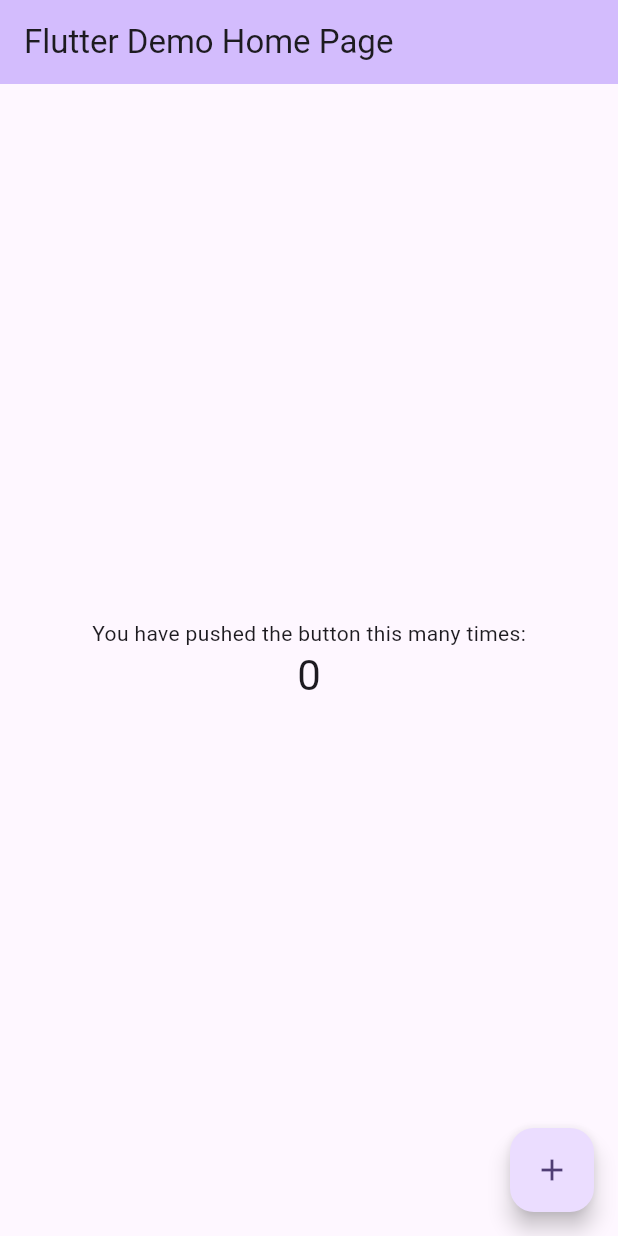
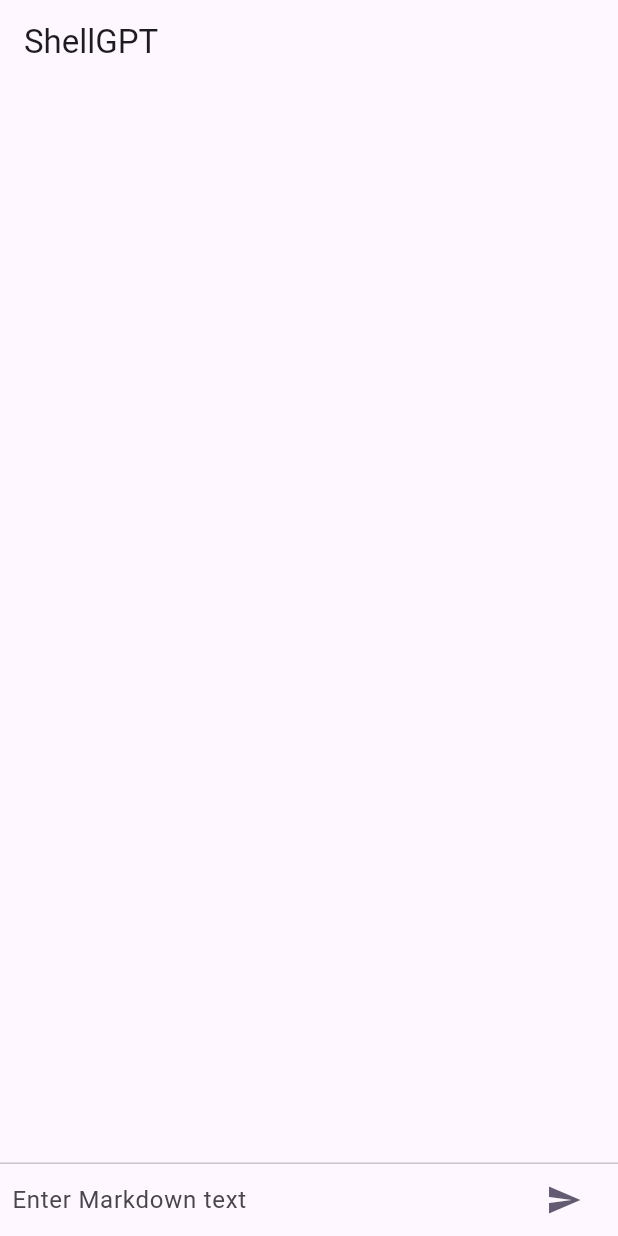
Before and after one commit to glennlugod/shellgpt, a Flutter app: the screen it shows after launch, on a phone screen of 412 x 824 dp. Run offline on Flutter 3.47's test engine with Material 3 defaults, Android fonts, the phone set to English and light mode, and no system bars; our stand-ins replace flutter_markdown.

Commit message:
implement markdown formatting

```diff
--- a/lib/main.dart
+++ b/lib/main.dart
@@ -1,4 +1,6 @@
 import 'package:flutter/material.dart';
+import 'package:flutter/services.dart';
+import 'package:flutter_markdown/flutter_markdown.dart';
 
 void main() {
   runApp(const MyApp());
@@ -11,115 +13,130 @@
   @override
   Widget build(BuildContext context) {
     return MaterialApp(
-      title: 'Flutter Demo',
+      title: 'ShellGPT',
       theme: ThemeData(
-        // This is the theme of your application.
-        //
-        // TRY THIS: Try running your application with "flutter run". You'll see
-        // the application has a purple toolbar. Then, without quitting the app,
-        // try changing the seedColor in the colorScheme below to Colors.green
-        // and then invoke "hot reload" (save your changes or press the "hot
-        // reload" button in a Flutter-supported IDE, or press "r" if you used
-        // the command line to start the app).
-        //
-        // Notice that the counter didn't reset back to zero; the application
-        // state is not lost during the reload. To reset the state, use hot
-        // restart instead.
-        //
-        // This works for code too, not just values: Most code changes can be
-        // tested with just a hot reload.
-        colorScheme: ColorScheme.fromSeed(seedColor: Colors.deepPurple),
-        useMaterial3: true,
+        primarySwatch: Colors.blue,
       ),
-      home: const MyHomePage(title: 'Flutter Demo Home Page'),
+      home: const ChatScreen(),
     );
   }
 }
 
-class MyHomePage extends StatefulWidget {
-  const MyHomePage({super.key, required this.title});
-
-  // This widget is the home page of your application. It is stateful, meaning
-  // that it has a State object (defined below) that contains fields that affect
-  // how it looks.
-
-  // This class is the configuration for the state. It holds the values (in this
-  // case the title) provided by the parent (in this case the App widget) and
-  // used by the build method of the State. Fields in a Widget subclass are
-  // always marked "final".
-
-  final String title;
+class ChatScreen extends StatefulWidget {
+  const ChatScreen({super.key});
 
   @override
-  State<MyHomePage> createState() => _MyHomePageState();
+  State<ChatScreen> createState() => _ChatScreenState();
 }
 
-class _MyHomePageState extends State<MyHomePage> {
-  int _counter = 0;
+class _ChatScreenState extends State<ChatScreen> {
+  final List<String> _messages = [];
+  final TextEditingController _textController = TextEditingController();
+  final ScrollController _scrollController = ScrollController();
 
-  void _incrementCounter() {
+  void _handleSubmitted(String text) {
     setState(() {
-      // This call to setState tells the Flutter framework that something has
-      // changed in this State, which causes it to rerun the build method below
-      // so that the display can reflect the updated values. If we changed
-      // _counter without calling setState(), then the build method would not be
-      // called again, and so nothing would appear to happen.
-      _counter++;
+      _messages.insert(0, text);
     });
+    _textController.clear();
+    _scrollToBottom();
+  }
+
+  void _scrollToBottom() {
+    if (_scrollController.hasClients) {
+      _scrollController.animateTo(
+        _scrollController.position.maxScrollExtent,
+        duration: const Duration(milliseconds: 300),
+        curve: Curves.easeOut,
+      );
+    }
   }
 
   @override
   Widget build(BuildContext context) {
-    // This method is rerun every time setState is called, for instance as done
-    // by the _incrementCounter method above.
-    //
-    // The Flutter framework has been optimized to make rerunning build methods
-    // fast, so that you can just rebuild anything that needs updating rather
-    // than having to individually change instances of widgets.
     return Scaffold(
       appBar: AppBar(
-        // TRY THIS: Try changing the color here to a specific color (to
-        // Colors.amber, perhaps?) and trigger a hot reload to see the AppBar
-        // change color while the other colors stay the same.
-        backgroundColor: Theme.of(context).colorScheme.inversePrimary,
-        // Here we take the value from the MyHomePage object that was created by
-        // the App.build method, and use it to set our appbar title.
-        title: Text(widget.title),
+        title: const Text('ShellGPT'),
       ),
-      body: Center(
-        // Center is a layout widget. It takes a single child and positions it
-        // in the middle of the parent.
-        child: Column(
-          // Column is also a layout widget. It takes a list of children and
-          // arranges them vertically. By default, it sizes itself to fit its
-          // children horizontally, and tries to be as tall as its parent.
-          //
-          // Column has various properties to control how it sizes itself and
-          // how it positions its children. Here we use mainAxisAlignment to
-          // center the children vertically; the main axis here is the vertical
-          // axis because Columns are vertical (the cross axis would be
-          // horizontal).
-          //
-          // TRY THIS: Invoke "debug painting" (choose the "Toggle Debug Paint"
-          // action in the IDE, or press "p" in the console), to see the
-          // wireframe for each widget.
-          mainAxisAlignment: MainAxisAlignment.center,
+      body: Column(
+        children: <Widget>[
+          Expanded(
+            child: ListView.builder(
+              controller: _scrollController,
+              itemCount: _messages.length,
+              reverse: true,
+              itemBuilder: (context, index) => Padding(
+                padding:
+                    const EdgeInsets.symmetric(horizontal: 8.0, vertical: 4.0),
+                child: Container(
+                  decoration: BoxDecoration(
+                    color: Colors.lightBlue[50], // Light background color
+                    borderRadius: BorderRadius.circular(10), // Rounded edges
+                  ),
+                  padding: const EdgeInsets.all(8.0),
+                  child: MarkdownBody(data: _messages[index]),
+                ),
+              ),
+            ),
+          ),
+          const Divider(height: 1.0),
+          Container(
+            decoration: BoxDecoration(color: Theme.of(context).cardColor),
+            child: _buildTextComposer(),
+          ),
+        ],
+      ),
+    );
+  }
+
+  bool _lastKeyWasEnter = false; // Tracks if the last key pressed was Enter
+
+  void _handleKey(RawKeyEvent event) {
+    if (event is RawKeyDownEvent) {
+      if (event.logicalKey == LogicalKeyboardKey.enter) {
+        if (_lastKeyWasEnter) {
+          _handleSubmitted(_textController.text);
+          _textController.clear();
+          _lastKeyWasEnter = false;
+        } else {
+          _lastKeyWasEnter = true;
+        }
+      } else {
+        _lastKeyWasEnter = false;
+      }
+    }
+  }
+
+  Widget _buildTextComposer() {
+    return IconTheme(
+      data: IconThemeData(color: Theme.of(context).colorScheme.secondary),
+      child: Container(
+        margin: const EdgeInsets.symmetric(horizontal: 8.0),
+        child: Row(
           children: <Widget>[
-            const Text(
-              'You have pushed the button this many times:',
+            Expanded(
+              child: RawKeyboardListener(
+                focusNode: FocusNode(),
+                onKey: _handleKey,
+                child: TextField(
+                  controller: _textController,
+                  keyboardType: TextInputType.multiline,
+                  maxLines: null, // This allows for infinite lines
+                  decoration: const InputDecoration.collapsed(
+                      hintText: "Enter Markdown text"),
+                  onSubmitted: _handleSubmitted,
+                ),
+              ),
             ),
-            Text(
-              '$_counter',
-              style: Theme.of(context).textTheme.headlineMedium,
+            Container(
+              margin: const EdgeInsets.symmetric(horizontal: 4.0),
+              child: IconButton(
+                  icon: const Icon(Icons.send),
+                  onPressed: () => _handleSubmitted(_textController.text)),
             ),
           ],
         ),
       ),
-      floatingActionButton: FloatingActionButton(
-        onPressed: _incrementCounter,
-        tooltip: 'Increment',
-        child: const Icon(Icons.add),
-      ), // This trailing comma makes auto-formatting nicer for build methods.
     );
   }
 }
--- a/pubspec.yaml
+++ b/pubspec.yaml
@@ -35,6 +35,7 @@ dependencies:
   # The following adds the Cupertino Icons font to your application.
   # Use with the CupertinoIcons class for iOS style icons.
   cupertino_icons: ^1.0.2
+  flutter_markdown: ^0.6.18+2
 
 dev_dependencies:
   flutter_test:
@@ -45,7 +46,7 @@ dev_dependencies:
   # activated in the `analysis_options.yaml` file located at the root of your
   # package. See that file for information about deactivating specific lint
   # rules and activating additional ones.
-  flutter_lints: ^2.0.0
+  flutter_lints: ^3.0.1
 
 # For information on the generic Dart part of this file, see the
 # following page: https://dart.dev/tools/pub/pubspec
```
Also changed, not shown: pubspec.lock, 1 other file.
